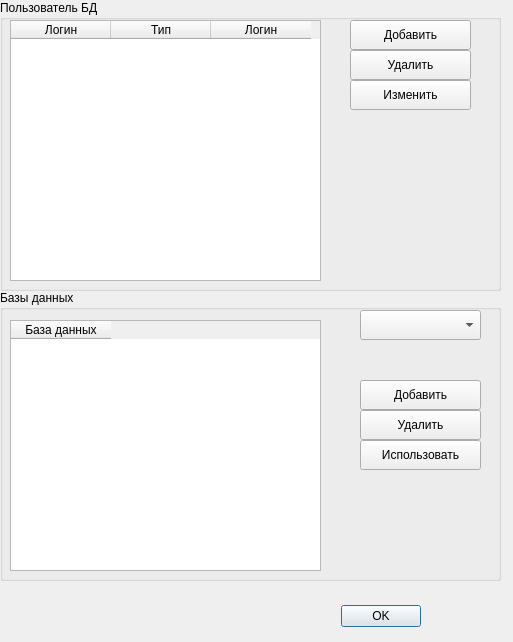
xXRadioHeadXx/start7, file m_cfg/dbform.ui: the form before one commit.
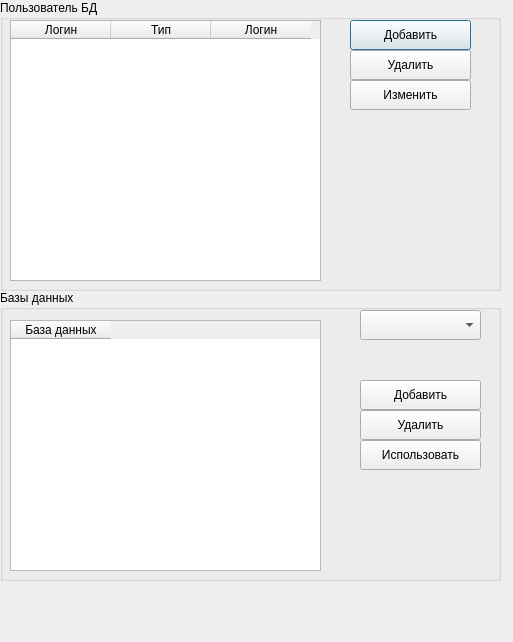
The form after the commit.

What changed in the file:
```diff
--- a/m_cfg/dbform.ui
+++ b/m_cfg/dbform.ui
@@ -13,25 +13,6 @@
   <property name="windowTitle">
    <string>Сервер БД</string>
   </property>
-  <widget class="QDialogButtonBox" name="buttonBox">
-   <property name="geometry">
-    <rect>
-     <x>80</x>
-     <y>600</y>
-     <width>341</width>
-     <height>32</height>
-    </rect>
-   </property>
-   <property name="orientation">
-    <enum>Qt::Horizontal</enum>
-   </property>
-   <property name="standardButtons">
-    <set>QDialogButtonBox::Ok</set>
-   </property>
-   <property name="centerButtons">
-    <bool>false</bool>
-   </property>
-  </widget>
   <widget class="QGroupBox" name="groupBox">
    <property name="geometry">
     <rect>
```
Left out of the diff: 35 changed lines with no effect on the pictures.
